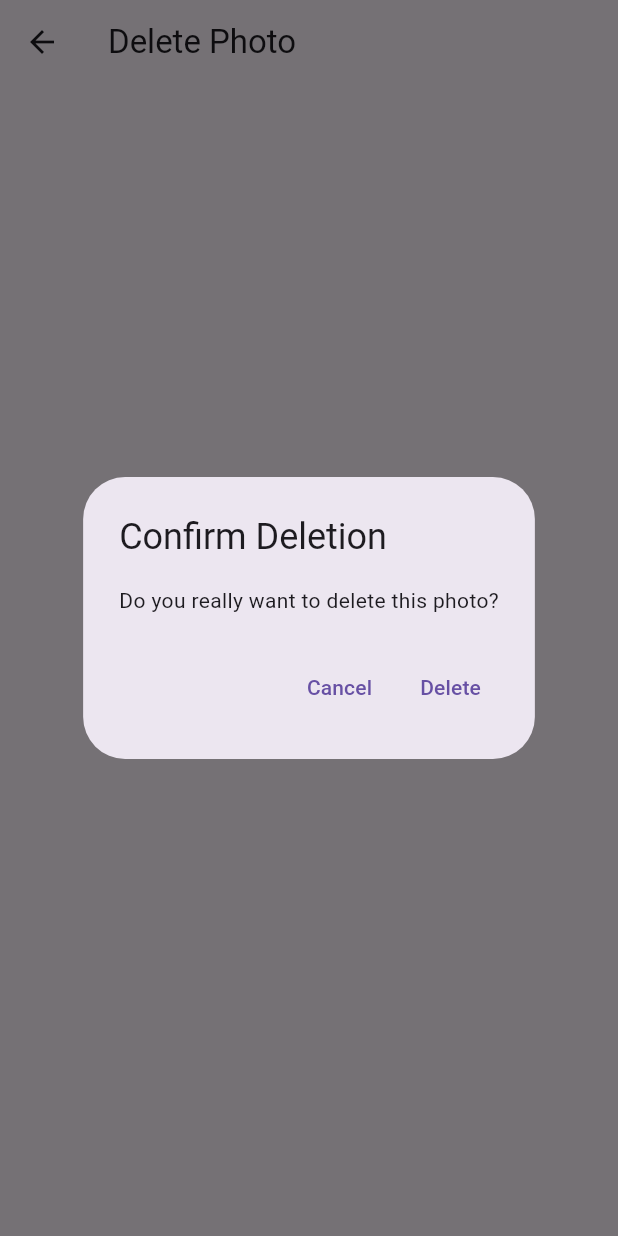
After one commit to Md-Ikhtiar-uddin-howlader/firebase_storage_app, a Flutter app: the PhotoDeleteScreen screen opened directly, after a tap on "Delete Photo", on a phone screen of 412 x 824 dp. The commit adds this screen. Run offline on Flutter 3.47's test engine with Material 3 defaults, Android fonts, the phone set to English and light mode, and no system bars; our stand-ins replace camera, firebase_core, firebase_storage, image_picker, logger; accounts and stored records are empty.

Commit message:
photos-delete

```diff
--- /dev/null
+++ b/lib/screens/photo_delete_screen.dart
@@ -0,0 +1,154 @@
+import 'package:flutter/material.dart';
+import 'package:firebase_storage/firebase_storage.dart';
+import 'package:logger/logger.dart';
+
+class PhotoDeleteScreen extends StatefulWidget {
+  @override
+  _PhotoDeleteScreenState createState() => _PhotoDeleteScreenState();
+}
+
+class _PhotoDeleteScreenState extends State<PhotoDeleteScreen> {
+  final Logger _logger = Logger();
+  List<String> photoFileNames = []; // List to store file names
+  String selectedFileName = ''; // Selected file name for deletion
+  late String selectedImageUrl = '';
+  @override
+  void initState() {
+    super.initState();
+    // Load the list of photo file names from Firebase Storage
+    loadPhotoFileNames();
+  }
+
+  Future<void> loadPhotoFileNames() async {
+    try {
+      // Get a reference to the photos folder in Firebase Storage
+      Reference storageReference =
+          FirebaseStorage.instance.ref().child('photos');
+
+      // List all items in the folder
+      ListResult listResult = await storageReference.listAll();
+
+      // Extract file names from the items
+      photoFileNames = listResult.items.map((item) => item.name).toList();
+
+      // If there are photos, set the first one as selected
+      if (photoFileNames.isNotEmpty) {
+        selectedFileName = photoFileNames[0];
+        loadSelectedImageUrl();
+      }
+
+      setState(() {}); // Force a rebuild to update the UI
+    } catch (e) {
+      _logger.e('Error loading photo file names: $e');
+    }
+  }
+
+  Future<void> loadSelectedImageUrl() async {
+    try {
+      // Get the reference to the selected photo in Firebase Storage
+      Reference storageReference =
+          FirebaseStorage.instance.ref().child('photos/$selectedFileName');
+
+      // Get the download URL for the image
+      selectedImageUrl = await storageReference.getDownloadURL();
+
+      // Force a rebuild to display the selected image
+      if (mounted) {
+        setState(() {});
+      }
+    } catch (e) {
+      _logger.e('Error loading selected image: $e');
+    }
+  }
+
+  Future<void> _deletePhoto(BuildContext context) async {
+    try {
+      // Show a confirmation dialog before deleting
+      bool confirmDelete = await showDialog(
+        context: context,
+        builder: (BuildContext context) {
+          return AlertDialog(
+            title: Text('Confirm Deletion'),
+            content: Text('Do you really want to delete this photo?'),
+            actions: <Widget>[
+              TextButton(
+                onPressed: () => Navigator.of(context).pop(false),
+                child: Text('Cancel'),
+              ),
+              TextButton(
+                onPressed: () => Navigator.of(context).pop(true),
+                child: Text('Delete'),
+              ),
+            ],
+          );
+        },
+      );
+
+      // Check the user's confirmation
+      if (confirmDelete == true) {
+        // Get the reference to the selected photo in Firebase Storage
+        Reference storageReference =
+            FirebaseStorage.instance.ref().child('photos/$selectedFileName');
+
+        // Delete the photo
+        await storageReference.delete();
+
+        ScaffoldMessenger.of(context).showSnackBar(const SnackBar(
+          content: Text('Photo deleted successfully!'),
+        ));
+
+        // Reload the list of photo file names after deletion
+        loadPhotoFileNames();
+      }
+    } catch (e) {
+      _logger.e('Error deleting photo: $e');
+      ScaffoldMessenger.of(context).showSnackBar(const SnackBar(
+        content: Text('Error deleting photo. Please try again.'),
+      ));
+    }
+  }
+
+  @override
+  Widget build(BuildContext context) {
+    return Scaffold(
+      appBar: AppBar(
+        title: const Text('Delete Photo'),
+      ),
+      body: Center(
+        child: Column(
+          mainAxisAlignment: MainAxisAlignment.center,
+          children: [
+            if (photoFileNames.isNotEmpty)
+              DropdownButton<String>(
+                value: selectedFileName,
+                onChanged: (String? newValue) {
+                  setState(() {
+                    selectedFileName = newValue!;
+                    loadSelectedImageUrl();
+                  });
+                },
+                items: photoFileNames.map((String fileName) {
+                  return DropdownMenuItem<String>(
+                    value: fileName,
+                    child: Text(fileName),
+                  );
+                }).toList(),
+              ),
+            if (selectedImageUrl.isNotEmpty)
+              Image.network(
+                selectedImageUrl,
+                height: 200,
+                width: 200,
+                fit: BoxFit.cover,
+              ),
+            const SizedBox(height: 20),
+            ElevatedButton(
+              onPressed: () => _deletePhoto(context),
+              child: const Text('Delete Photo'),
+            ),
+          ],
+        ),
+      ),
+    );
+  }
+}
--- a/pubspec.yaml
+++ b/pubspec.yaml
@@ -30,7 +30,7 @@ environment:
 dependencies:
   flutter:
     sdk: flutter
-  firebase_core: ^2.5.3
+  firebase_core: ^2.24.2
   firebase_storage: ^11.6.0
   image_picker: ^1.0.7
 
```
Also changed, not shown: lib/screens/home_screen.dart (+17 -1 lines).
